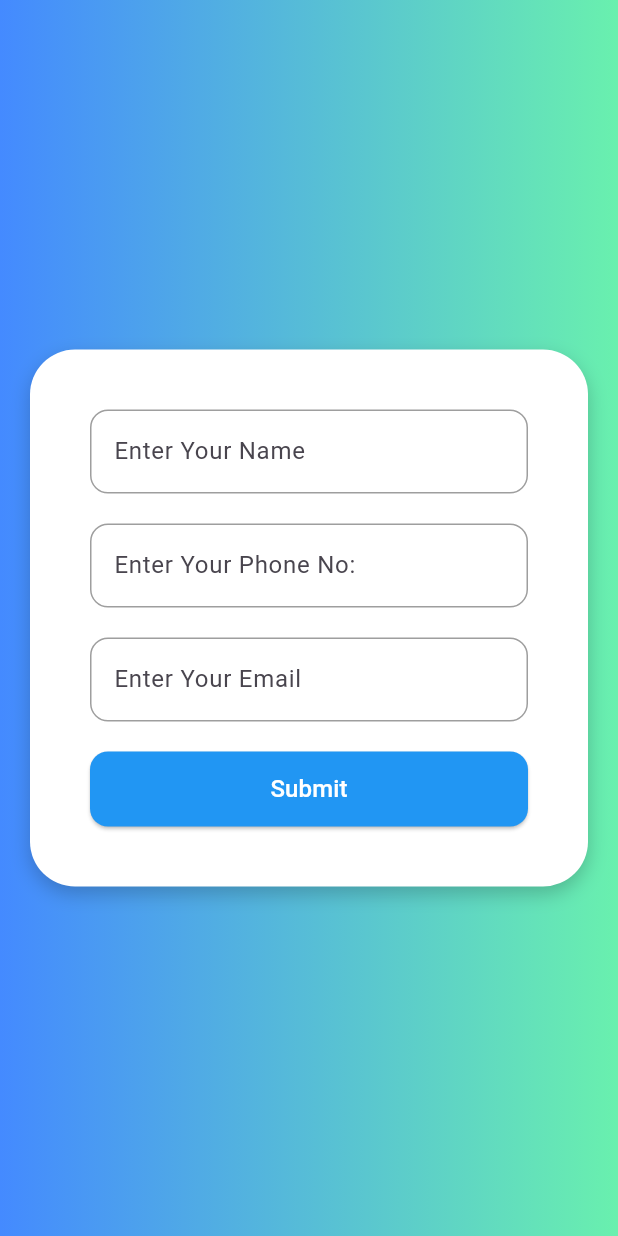
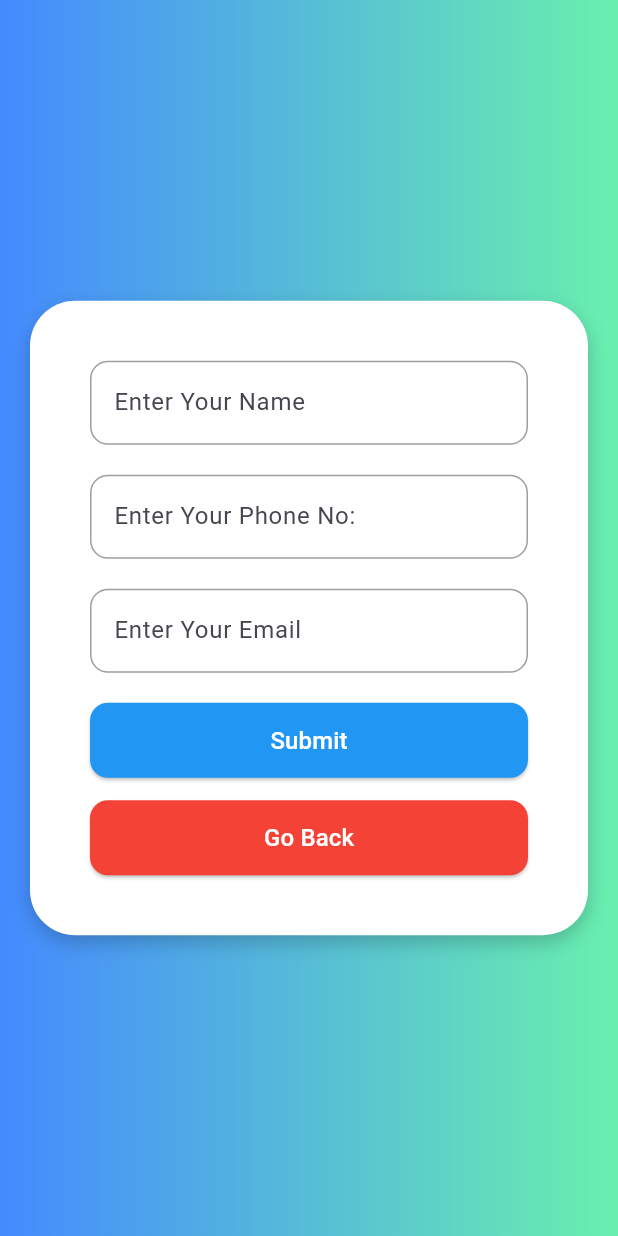
Before and after one commit to HinguralaWijesingha/project, a Flutter app: the CreateScreen screen opened directly, on a phone screen of 412 x 824 dp. Run offline on Flutter 3.47's test engine with Material 3 defaults, Android fonts, the phone set to English and light mode, and no system bars.

Commit message:
add go back button

```diff
--- a/frontend/lib/pages/createpage.dart
+++ b/frontend/lib/pages/createpage.dart
@@ -17,7 +17,7 @@ class CreateScreen extends StatelessWidget {
         ),
         child: Center(
           child: Container(
-            margin: const EdgeInsets.symmetric(vertical: 150, horizontal: 20),
+            margin: const EdgeInsets.symmetric(vertical: 100, horizontal: 20),
             padding: const EdgeInsets.all(40),
             decoration: BoxDecoration(
               borderRadius: BorderRadius.circular(30),
@@ -103,6 +103,32 @@ class CreateScreen extends StatelessWidget {
                     ),
                   ),
                 ),
+
+                const SizedBox(height: 15),
+
+                SizedBox(
+                  width: double.infinity,
+                  height: 50,
+                  child: ElevatedButton(
+                    onPressed: () {
+                      Navigator.pop(context);
+                    },
+                    style: ElevatedButton.styleFrom(
+                      backgroundColor: Colors.red,
+                      shape: RoundedRectangleBorder(
+                        borderRadius: BorderRadius.circular(12),
+                      ),
+                    ),
+                    child: const Text(
+                      "Go Back",
+                      style: TextStyle(
+                        color: Colors.white,
+                        fontSize: 16,
+                        fontWeight: FontWeight.w500,
+                      ),
+                    ),
+                  ),
+                ),
               ],
             ),
           ),
```
